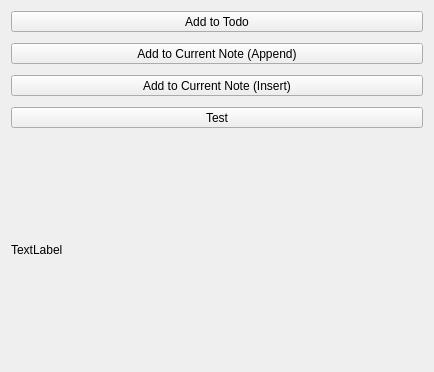
Above: src/Comm/ReceiveShare.ui from ic005k/Knot-Legacy before the change. Below: the same form after it.
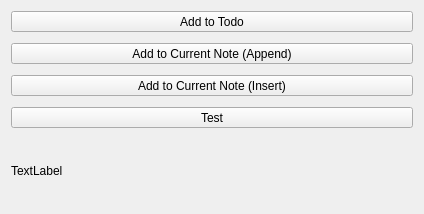
That is the form after the change.

What changed in the file:
```diff
--- a/src/Comm/ReceiveShare.ui
+++ b/src/Comm/ReceiveShare.ui
@@ -6,8 +6,8 @@
    <rect>
     <x>0</x>
     <y>0</y>
-    <width>434</width>
-    <height>372</height>
+    <width>424</width>
+    <height>214</height>
    </rect>
   </property>
   <property name="windowTitle">
@@ -71,6 +71,12 @@
    </item>
    <item>
     <widget class="QLabel" name="lblTip">
+     <property name="sizePolicy">
+      <sizepolicy hsizetype="Preferred" vsizetype="Expanding">
+       <horstretch>0</horstretch>
+       <verstretch>0</verstretch>
+      </sizepolicy>
+     </property>
      <property name="text">
       <string>TextLabel</string>
      </property>
```
